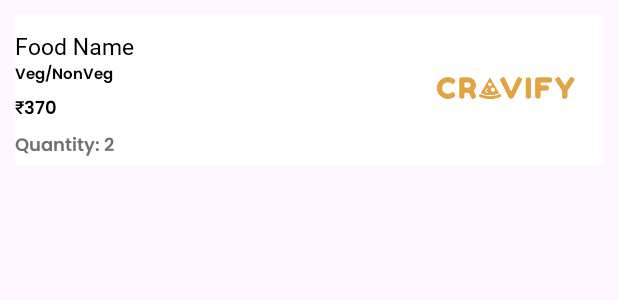
After one commit to Pronobesh-Coder/Cravify, an Android app: the layout order_history_item.xml on its own in the app's theme, with its tools: preview values and no code run, on a phone screen of 412 x 824 dp. The commit adds this screen. Shown: the top 300 px of the screen. Run offline under Robolectric (Android 15) with nearby library versions, the phone set to English and light mode, and no system bars.

Commit message:
Order History Layout(s) Added 9/8/24 2:52am

```diff
--- /dev/null
+++ b/app/src/main/res/layout/order_history_item.xml
@@ -0,0 +1,74 @@
+<?xml version="1.0" encoding="utf-8"?>
+<LinearLayout xmlns:android="http://schemas.android.com/apk/res/android"
+    android:layout_width="match_parent"
+    android:layout_height="wrap_content"
+    android:orientation="horizontal"
+    android:layout_margin="10dp"
+    android:background="#FFFFFF"
+    android:gravity="center_vertical">
+
+    <!-- Left side: icon and text details -->
+    <LinearLayout
+        android:layout_width="0dp"
+        android:layout_height="wrap_content"
+        android:layout_weight="2"
+        android:orientation="vertical">
+
+        <!-- Food Name -->
+        <TextView
+            android:id="@+id/order_item_name"
+            android:layout_width="wrap_content"
+            android:layout_height="wrap_content"
+            android:text="Food Name"
+            android:textSize="15sp"
+            android:fontFamily="@font/poppins_bold"
+            android:textColor="#000000"
+            android:paddingTop="8dp" />
+
+        <TextView
+            android:id="@+id/order_item_type"
+            android:layout_width="wrap_content"
+            android:layout_height="wrap_content"
+            android:textSize="10sp"
+            android:text="Veg/NonVeg"
+            android:textColor="@color/black"
+            android:fontFamily="@font/poppins_semibold"/>
+
+        <!-- Food Price -->
+        <TextView
+            android:id="@+id/order_item_price"
+            android:layout_width="wrap_content"
+            android:layout_height="wrap_content"
+            android:text="₹370"
+            android:textSize="12sp"
+            android:fontFamily="@font/poppins_semibold"
+            android:textColor="#000000"
+            android:paddingTop="4dp" />
+
+        <!-- Quantity -->
+        <TextView
+            android:id="@+id/order_item_quantity"
+            android:layout_width="wrap_content"
+            android:layout_height="wrap_content"
+            android:text="Quantity: 2"
+            android:textSize="12sp"
+            android:fontFamily="@font/poppins_semibold"
+            android:textColor="#727272"
+            android:paddingTop="4dp" />
+    </LinearLayout>
+
+    <!-- Right side: image -->
+    <FrameLayout
+        android:layout_width="0dp"
+        android:layout_height="wrap_content"
+        android:layout_weight="1">
+
+        <ImageView
+            android:id="@+id/order_item_image"
+            android:layout_width="125dp"
+            android:layout_height="100dp"
+            android:src="@drawable/logo"
+            android:scaleType="centerCrop"
+            android:layout_gravity="center" />
+    </FrameLayout>
+</LinearLayout>
```
Also changed, not shown: app/src/main/res/layout/activity_history_fragment.xml (+80 -7 lines), app/src/main/res/drawable/ic_no_orders.png (added).
